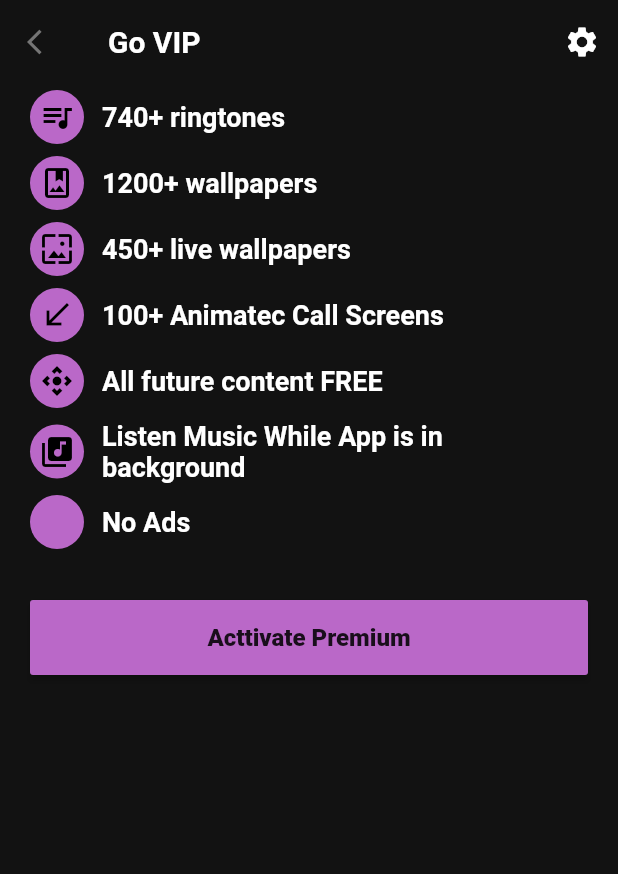
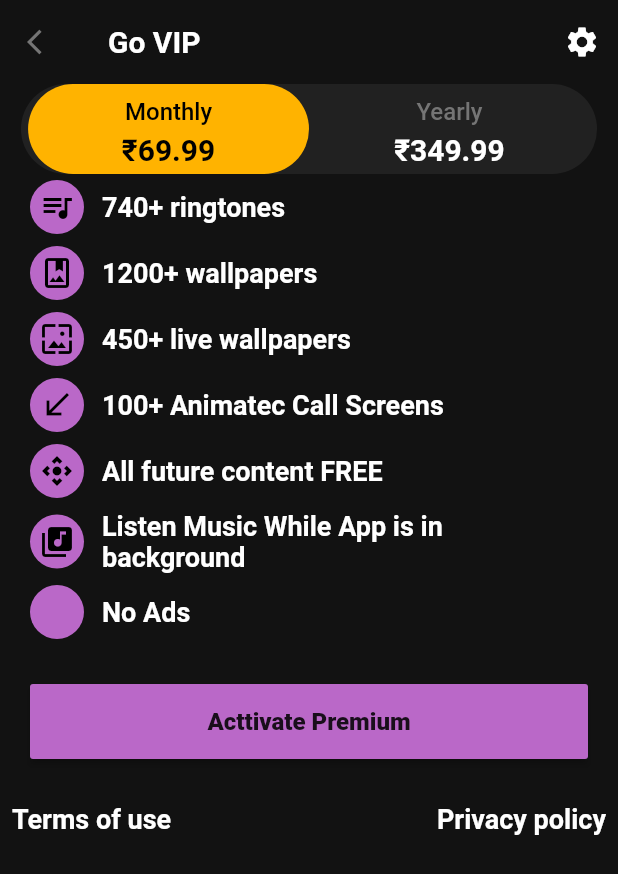
Before and after one commit to roshni5876/ringtone, a Flutter app: the RingTonesPremiumPageView screen opened by its route, on a phone screen of 412 x 824 dp. Shown: the top 874 px of the screen. Run offline on Flutter 3.47's test engine with Material 2 defaults, Android fonts, the light colour scheme and no system bars; our stand-ins replace get; missing offline and left inert: animated_card, flutter_share.

Commit message:
DONE : All UI Ringtone

```diff
--- a/lib/app/core/theme/colors.dart
+++ b/lib/app/core/theme/colors.dart
@@ -3,10 +3,12 @@ import 'package:flutter/material.dart';
 class AppColors {
   static const Color black2 = Color(0xFF121212);
   static Color? primaryColor = Colors.purple[300];
+  static Color? yellow = Colors.amber[600];
   static Color? blue = Colors.blue[800];
   static Color white = Colors.white;
   static Color? black = Colors.black;
   static Color? grey = Colors.grey[600];
+  static Color? grey800 = Colors.grey[800];
   static Color? grey900 = Colors.grey[900];
   static Color? red = Colors.red[800];
   static Color? orange = Colors.orange[900];
--- a/lib/app/modules/ring_tones_premium_page/controllers/ring_tones_premium_page_controller.dart
+++ b/lib/app/modules/ring_tones_premium_page/controllers/ring_tones_premium_page_controller.dart
@@ -1,3 +1,13 @@
 import 'package:get/get.dart';
 
-class RingTonesPremiumPageController extends GetxController {}
+enum PremiumOptions { monthly, yearly }
+
+class RingTonesPremiumPageController extends GetxController {
+  final _isonchanged = false.obs;
+  bool get isonchanged => _isonchanged.value;
+  set isonchanged(bool value) => _isonchanged.value = value;
+
+  final _premiumOptions = PremiumOptions.monthly.obs;
+  PremiumOptions get premiumOptions => _premiumOptions.value;
+  set premiumOptions(PremiumOptions value) => _premiumOptions.value = value;
+}
--- a/lib/app/modules/ring_tones_premium_page/views/ring_tones_premium_page_view.dart
+++ b/lib/app/modules/ring_tones_premium_page/views/ring_tones_premium_page_view.dart
@@ -50,8 +50,109 @@ class RingTonesPremiumPageView extends GetView<RingTonesPremiumPageController> {
           ),
         ],
       ),
-      body: Column(
+      body: ListView(
         children: [
+          Padding(
+            padding: const EdgeInsets.symmetric(horizontal: 14),
+            child: Container(
+              height: 60,
+              decoration: BoxDecoration(
+                borderRadius: BorderRadius.circular(30),
+                color: AppColors.grey900,
+              ),
+              child: Row(
+                mainAxisAlignment: MainAxisAlignment.center,
+                children: [
+                  Obx(
+                    () {
+                      return InkWell(
+                        onTap: () {
+                          controller.premiumOptions = PremiumOptions.monthly;
+                        },
+                        child: Container(
+                          width: Get.width / 2.2,
+                          decoration: BoxDecoration(
+                            color: PremiumOptions.monthly ==
+                                    controller.premiumOptions
+                                ? AppColors.yellow
+                                : AppColors.transparent,
+                            borderRadius: BorderRadius.circular(50.0),
+                          ),
+                          child: Column(
+                            mainAxisAlignment: MainAxisAlignment.spaceEvenly,
+                            children: [
+                              const SizedBox(width: 14.2),
+                              Text(
+                                "Monthly",
+                                style: TextStyle(
+                                    color: PremiumOptions.monthly ==
+                                            controller.premiumOptions
+                                        ? AppColors.black
+                                        : AppColors.grey,
+                                    fontSize: 16.0,
+                                    fontWeight: FontWeight.w500),
+                              ),
+                              Text(
+                                "₹69.99",
+                                style: TextStyle(
+                                    color: PremiumOptions.monthly ==
+                                            controller.premiumOptions
+                                        ? AppColors.black
+                                        : AppColors.white,
+                                    fontSize: 20.0,
+                                    fontWeight: FontWeight.w700),
+                              ),
+                            ],
+                          ),
+                        ),
+                      );
+                    },
+                  ),
+                  Obx(() => InkWell(
+                        onTap: () {
+                          controller.premiumOptions = PremiumOptions.yearly;
+                        },
+                        child: Container(
+                          width: Get.width / 2.2,
+                          decoration: BoxDecoration(
+                            color: PremiumOptions.yearly ==
+                                    controller.premiumOptions
+                                ? AppColors.yellow
+                                : AppColors.transparent,
+                            borderRadius: BorderRadius.circular(50.0),
+                          ),
+                          child: Column(
+                            mainAxisAlignment: MainAxisAlignment.spaceEvenly,
+                            children: [
+                              const SizedBox(width: 14.2),
+                              Text(
+                                "Yearly",
+                                style: TextStyle(
+                                    color: PremiumOptions.yearly ==
+                                            controller.premiumOptions
+                                        ? AppColors.black
+                                        : AppColors.grey,
+                                    fontSize: 16.0,
+                                    fontWeight: FontWeight.w500),
+                              ),
+                              Text(
+                                "₹349.99",
+                                style: TextStyle(
+                                    color: PremiumOptions.yearly ==
+                                            controller.premiumOptions
+                                        ? AppColors.black
+                                        : AppColors.white,
+                                    fontSize: 20.0,
+                                    fontWeight: FontWeight.w700),
+                              ),
+                            ],
+                          ),
+                        ),
+                      )),
+                ],
+              ),
+            ),
+          ),
           CommonRow(
             ic: Icons.queue_music,
             text: '740+ ringtones',
@@ -101,7 +202,7 @@ class RingTonesPremiumPageView extends GetView<RingTonesPremiumPageController> {
             ),
           ),
           const SizedBox(
-            height: 30,
+            height: 26,
           ),
           Padding(
             padding: const EdgeInsets.symmetric(horizontal: 20),
@@ -119,6 +220,37 @@ class RingTonesPremiumPageView extends GetView<RingTonesPremiumPageController> {
               ),
             ),
           ),
+          const SizedBox(
+            height: 16,
+          ),
+          Row(
+            mainAxisAlignment: MainAxisAlignment.spaceBetween,
+            children: [
+              TextButton(
+                onPressed: () {},
+                child: Text(
+                  'Terms of use',
+                  style: TextStyle(
+                      color: AppColors.white,
+                      fontSize: 18,
+                      fontWeight: FontWeight.bold),
+                ),
+              ),
+              TextButton(
+                onPressed: () {},
+                child: Text(
+                  'Privacy policy',
+                  style: TextStyle(
+                      color: AppColors.white,
+                      fontSize: 18,
+                      fontWeight: FontWeight.bold),
+                ),
+              ),
+            ],
+          ),
+          const SizedBox(
+            height: 10,
+          ),
         ],
       ),
     );
```
